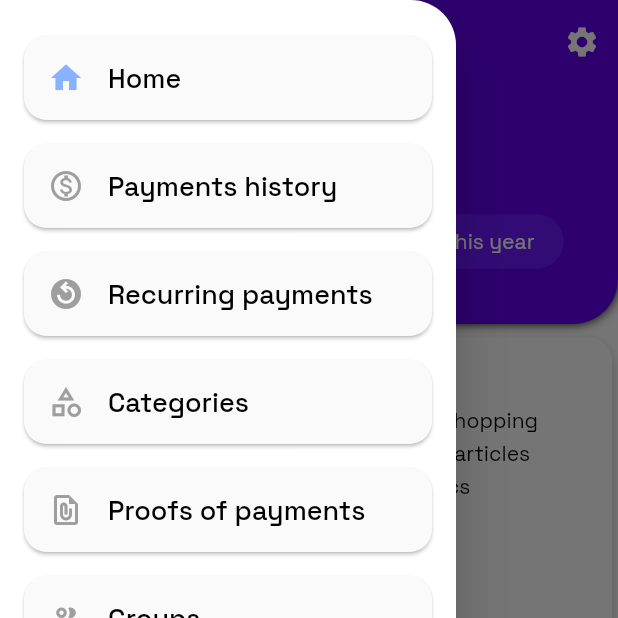
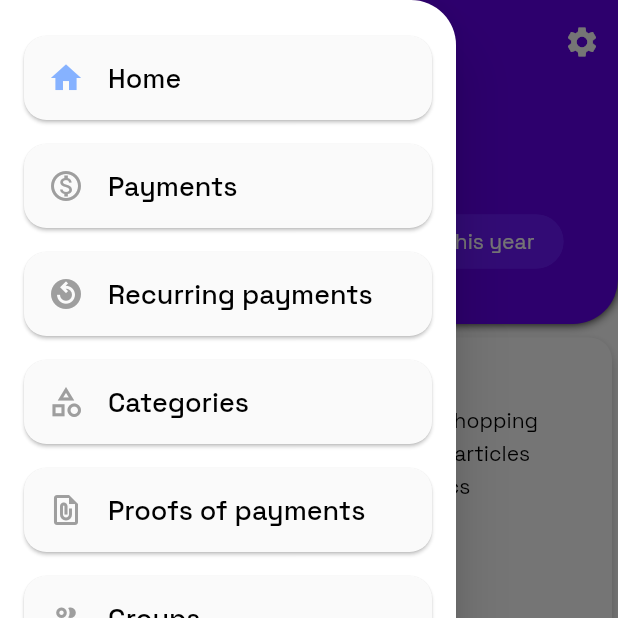
Before and after one commit to justdodo27/financepal, a Flutter app: the screen it shows after launch, with the side drawer open, on a phone screen of 412 x 824 dp, the top half of it. Run offline on Flutter 3.47's test engine with Material 2 defaults, Android fonts, the phone set to English and light mode, and no system bars; drawn by our look-alikes of fl_chart; our stand-ins replace google_fonts, shared_preferences.

Commit message:
Refactor main page

```diff
--- a/frontend/lib/pages/main_page/components/main_drawer.dart
+++ b/frontend/lib/pages/main_page/components/main_drawer.dart
@@ -20,6 +20,8 @@ class MainDrawer extends StatelessWidget {
         ),
       ),
       backgroundColor: Theme.of(context).colorScheme.onPrimary,
+      child: SingleChildScrollView(
+        physics: const BouncingScrollPhysics(),
         child: Padding(
           padding: const EdgeInsets.all(16.0),
           child: Column(
@@ -38,7 +40,7 @@ class MainDrawer extends StatelessWidget {
                 isActive: activePage == 1,
                 baseIcon: Icons.monetization_on_outlined,
                 activeIcon: Icons.monetization_on,
-              label: 'Payments history',
+                label: 'Payments',
                 onPressed: () {
                   onTabSelected(1);
                   Navigator.of(context).pop();
@@ -107,6 +109,7 @@ class MainDrawer extends StatelessWidget {
             ],
           ),
         ),
+      ),
     );
   }
 }
--- a/frontend/lib/pages/main_page/main_page.dart
+++ b/frontend/lib/pages/main_page/main_page.dart
@@ -30,11 +30,27 @@ class _HomePageState extends State<MainPage> {
     super.dispose();
   }
 
+  String get title {
+    switch (pageSelected) {
+      case 1:
+        return 'Payments';
+      default:
+        return '';
+    }
+  }
+
   @override
   Widget build(BuildContext context) {
     return SafeArea(
       child: Scaffold(
         appBar: AppBar(
+          title: Text(
+            title,
+            style: Theme.of(context)
+                .textTheme
+                .displayMedium!
+                .apply(color: Colors.white),
+          ),
           elevation: 0,
           actions: [
             IconButton(
```
Lines whose indentation alone changed are shown as unchanged.
